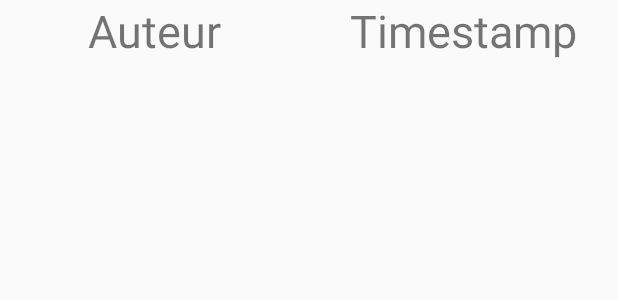
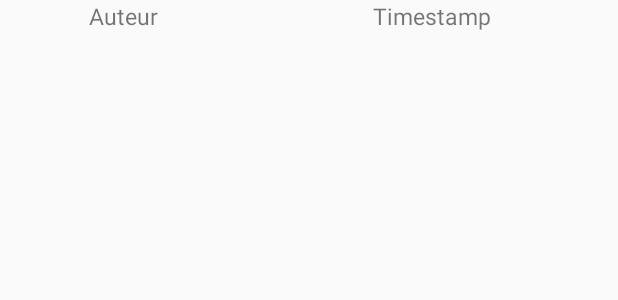
Before and after one commit to Cobranadoo/chat, an Android app: the layout message_layout.xml on its own in the app's theme, with its tools: preview values and no code run, on a phone screen of 412 x 824 dp. Shown: the top 300 px of the screen. Run offline under Robolectric (Android 15) with nearby library versions, the phone set to English and light mode, and no system bars.

```diff
--- a/app/src/main/java/com/example/chat/MessageViewHolder.java
+++ b/app/src/main/java/com/example/chat/MessageViewHolder.java
@@ -1,6 +1,5 @@
 package com.example.chat;
 
-import android.support.annotation.NonNull;
 import android.support.v7.widget.RecyclerView;
 import android.view.View;
 import android.widget.TextView;
@@ -11,8 +10,7 @@ public class MessageViewHolder extends RecyclerView.ViewHolder {
     private TextView bodyTextView;
     private TextView timestampTextView;
 
-    public MessageViewHolder(@NonNull View v) {
-
+    public MessageViewHolder(View v) {
         super(v);
         authorTextView = v.findViewById(R.id.authorTextView);
         bodyTextView = v.findViewById(R.id.bodyTextView);
@@ -22,7 +20,7 @@ public class MessageViewHolder extends RecyclerView.ViewHolder {
     public void update(Message m){
         authorTextView.setText(m.getAuthor());
         bodyTextView.setText(m.getBody());
-        timestampTextView.setText(""+m.getTimestamp()); // --> A faire plus proprement
+        timestampTextView.setText(String.valueOf(m.getTimestamp()));
 
     }
 }
--- a/app/src/main/res/layout/message_layout.xml
+++ b/app/src/main/res/layout/message_layout.xml
@@ -1,7 +1,7 @@
 <?xml version="1.0" encoding="utf-8"?>
 <android.support.constraint.ConstraintLayout xmlns:android="http://schemas.android.com/apk/res/android"
     android:layout_width="match_parent"
-    android:layout_height="match_parent"
+    android:layout_height="wrap_content"
     xmlns:app="http://schemas.android.com/apk/res-auto">
 
     <TextView
@@ -9,7 +9,7 @@
         android:layout_width="0dp"
         android:layout_height="wrap_content"
         android:text="Auteur"
-        android:textSize="30sp"
+        android:textSize="15sp"
         android:gravity="center_horizontal"
         app:layout_constraintTop_toTopOf="parent"
         app:layout_constraintLeft_toLeftOf="parent"
@@ -21,7 +21,7 @@
         android:layout_width="wrap_content"
         android:layout_height="match_parent"
         android:orientation="vertical"
-        app:layout_constraintGuide_percent="0.5" />
+        app:layout_constraintGuide_percent="0.4" />
 
     <TextView
         android:id="@+id/timestampTextView"
@@ -30,17 +30,17 @@
         app:layout_constraintLeft_toRightOf="@id/guideline2"
         app:layout_constraintRight_toRightOf="parent"
         app:layout_constraintTop_toTopOf="parent"
-        android:text="Timestamp"
-        android:textSize="30sp"
+        android:text="@string/timestamp"
+        android:textSize="15sp"
         android:gravity="center_horizontal"
         />
 
     <TextView
         android:id="@+id/bodyTextView"
         android:layout_width="match_parent"
-        android:layout_height="0dp"
+        android:layout_height="wrap_content"
+        android:textSize="20sp"
         app:layout_constraintTop_toBottomOf="@id/authorTextView"
-        app:layout_constraintBottom_toBottomOf="parent"
         />
 
 </android.support.constraint.ConstraintLayout>
--- a/app/src/main/res/values/strings.xml
+++ b/app/src/main/res/values/strings.xml
@@ -1,4 +1,5 @@
 <resources>
     <string name="app_name">Chat</string>
     <string name="button_validate_text">Envoyer</string>
+    <string name="timestamp">Timestamp</string>
 </resources>
```
Also changed, not shown: app/src/main/java/com/example/chat/ChatActivity.java (+14 -13 lines), app/src/main/java/com/example/chat/Message.java (+13 -2 lines), app/src/main/java/com/example/chat/MessageAdapter.java (+6 -7 lines).
